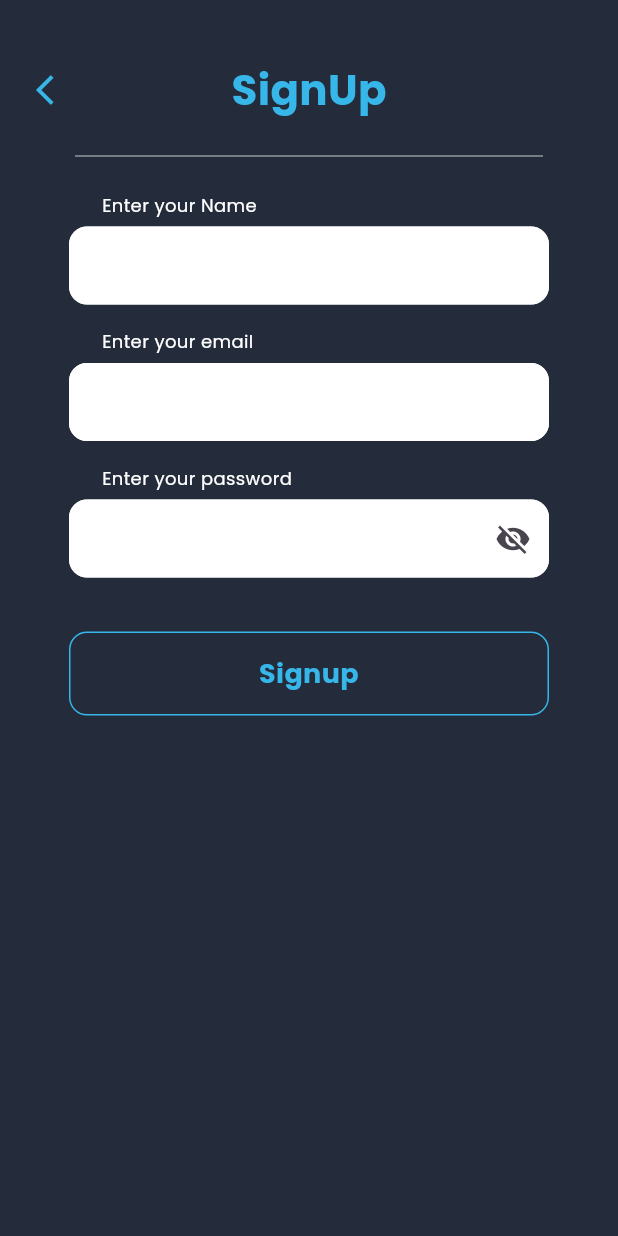
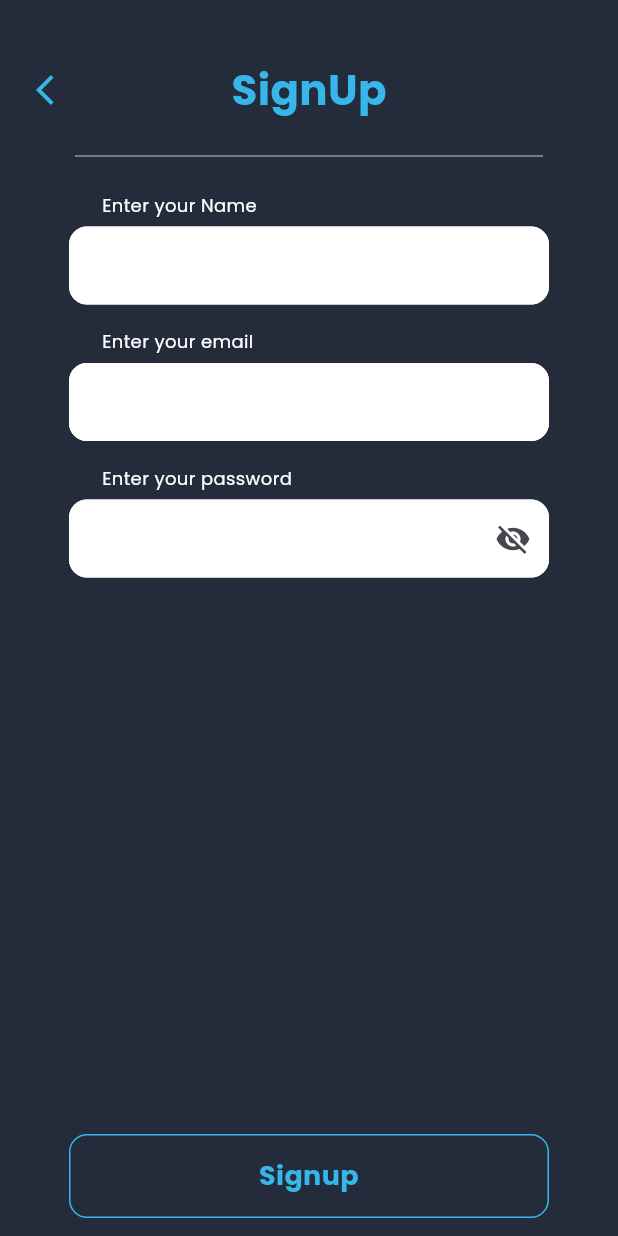
Before and after one commit to maryamEramy/online_shop_university, a Flutter app: the SignupPage screen opened directly, on a phone screen of 412 x 824 dp. Run offline on Flutter 3.47's test engine with Material 3 defaults, Android fonts, the phone set to English and light mode, and no system bars; our stand-ins replace cached_network_image, cloud_firestore, email_validator, firebase_auth, firebase_core, flutter_screenutil and 3 more; accounts and stored records are empty.

Commit message:
edit UI: Signup page

```diff
--- a/lib/views/ui/signup_page.dart
+++ b/lib/views/ui/signup_page.dart
@@ -49,14 +49,15 @@ class _SignupPageState extends State<SignupPage> {
   Widget build(BuildContext context) {
     return Scaffold(
       backgroundColor: kPrimaryColor,
-      body: SingleChildScrollView(
-        child: Padding(
+      body: Padding(
         padding: const EdgeInsets.symmetric(horizontal: 24.0),
         child: Column(
+          children: <Widget>[
+            Expanded(
+              child: Column(
+                mainAxisAlignment: MainAxisAlignment.start,
                 crossAxisAlignment: CrossAxisAlignment.center,
-            mainAxisAlignment: MainAxisAlignment.start,
-            mainAxisSize: MainAxisSize.min,
-            children: <Widget>[
+                children: [
                   SizedBox(height: 40),
                   Row(
                     mainAxisAlignment: MainAxisAlignment.spaceBetween,
@@ -75,6 +76,8 @@ class _SignupPageState extends State<SignupPage> {
                     ],
                   ),
                   DividerWidget(),
+                  Column(
+                    children: [
                       Form(
                         key: _formKey,
                         child: Column(
@@ -99,6 +102,11 @@ class _SignupPageState extends State<SignupPage> {
                         ),
                       ),
                       SizedBox(height: 16),
+                    ],
+                  ),
+                ],
+              ),
+            ),
             Align(
               alignment: Alignment.bottomCenter,
               child: SignUpButton(
@@ -155,7 +163,6 @@ class _SignupPageState extends State<SignupPage> {
           ],
         ),
       ),
-      ),
     );
   }
 }
```
Lines whose indentation alone changed are shown as unchanged.
